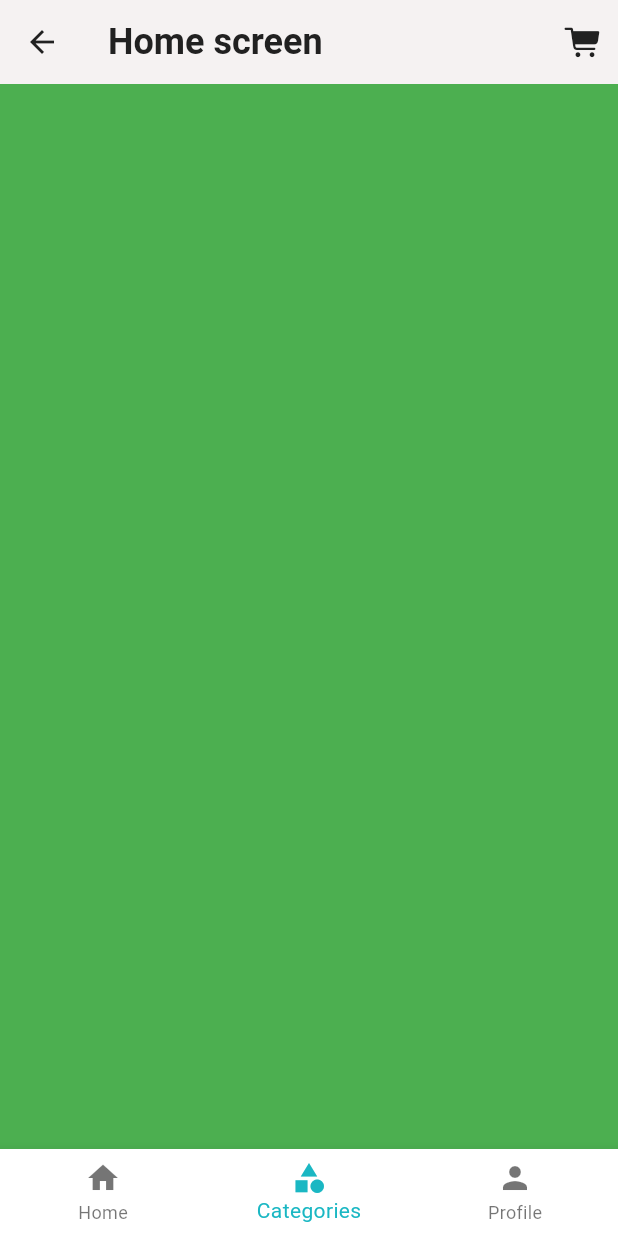
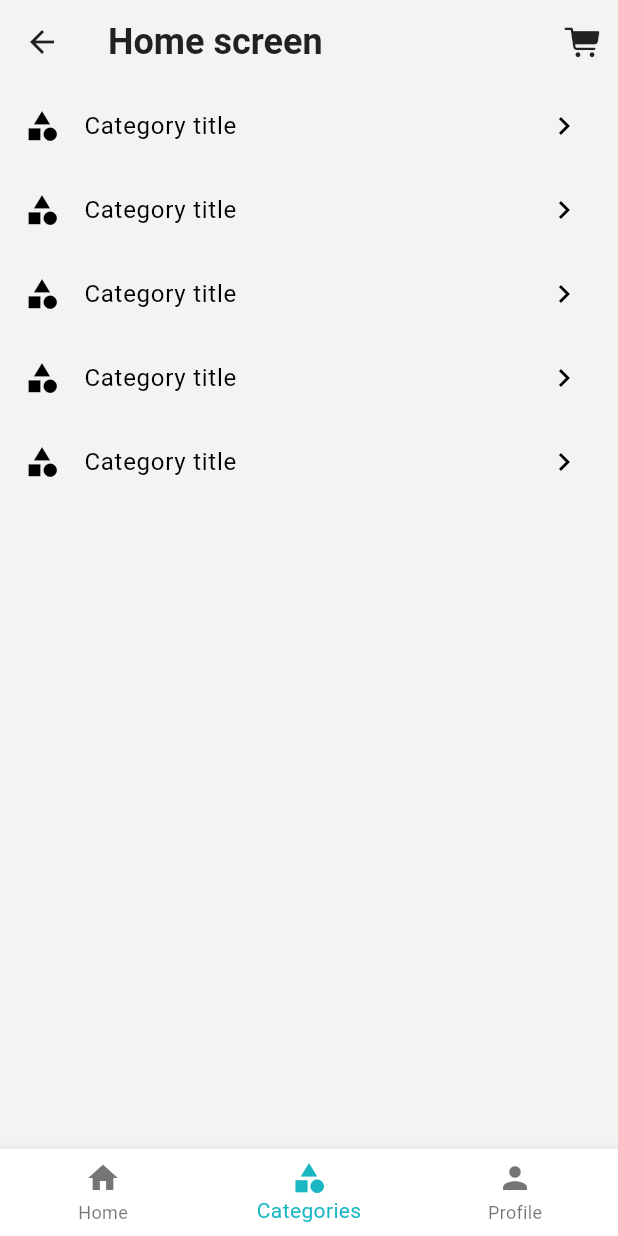
Before and after one commit to Nirajgns/ecom-frontend, a Flutter app: the HomeScreen screen opened by its route, item 2 of the bottom bar chosen, on a phone screen of 412 x 824 dp. Run offline on Flutter 3.47's test engine with Material 3 defaults, Android fonts, the phone set to English and light mode, and no system bars; our stand-ins replace dio, email_validator, flutter_bloc, pretty_dio_logger, shared_preferences; accounts and stored records are empty.

Commit message:
category ui

```diff
--- a/lib/presentation/screens/home/category_screen.dart
+++ b/lib/presentation/screens/home/category_screen.dart
@@ -10,6 +10,16 @@ class CategoryScreen extends StatefulWidget {
 class _CategoryScreenState extends State<CategoryScreen> {
   @override
   Widget build(BuildContext context) {
-    return Container(color: Colors.green);
+    return ListView.builder(
+      itemBuilder: (context, index) {
+        return ListTile(
+          onTap: () {},
+          leading: const Icon(Icons.category),
+          title: const Text('Category title'),
+          trailing: const Icon(Icons.keyboard_arrow_right),
+        );
+      },
+      itemCount: 5,
+    );
   }
 }
```
